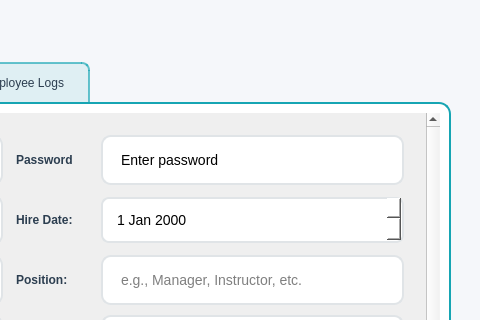
Before: the Qt Designer form employeradmin.ui in Esprit-UP-Algo/projetpcc-2a26-Smart-Summer-Club-, drawn with Qt 5; both pictures show x 720 to 1200 and y 95 to 415 of the 1200 by 800 pixel window.
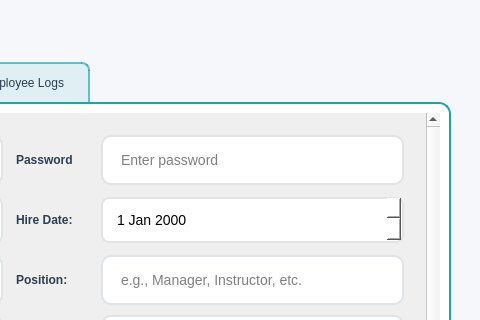
After: the same form once the commit is applied. The open tabs and pages were chosen to show the change. Icons and pictures are not drawn.

The edit to the form file:
```diff
--- a/employeradmin.ui
+++ b/employeradmin.ui
@@ -913,11 +913,8 @@
                          </item>
                          <item row="0" column="3">
                           <widget class="QLineEdit" name="passwordLineEedit">
-                           <property name="text">
-                            <string>Enter password  </string>
-                           </property>
                            <property name="placeholderText">
-                            <string>Enter salary amount</string>
+                            <string>Enter password</string>
                            </property>
                           </widget>
                          </item>
```
